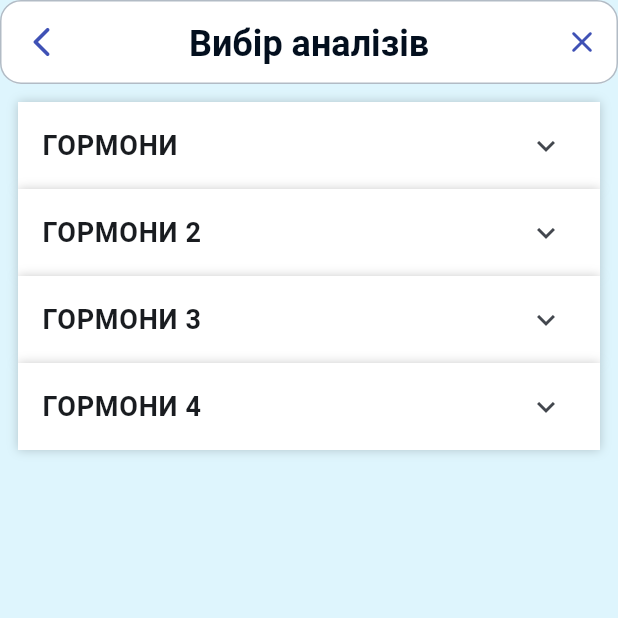
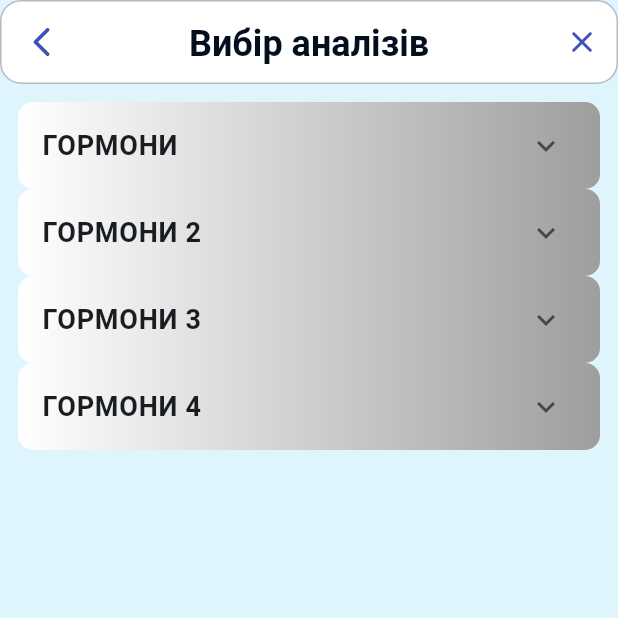
Before and after one commit to kadr0id/nice_analyses, a Flutter app: the MainAnalysesPage screen opened directly, on a phone screen of 412 x 824 dp, the top half of it. Run offline on Flutter 3.47's test engine with Material 2 defaults, Android fonts, the phone set to English and light mode, and no system bars; our stand-ins replace equatable, firebase_auth, firebase_core, flutter_bloc, formz; missing offline and left inert: flow_builder; accounts and stored records are empty; generated files the repository leaves out were written again; Roboto replaces fonts that are missing (Formular).

Commit message:
Add nice item widget

```diff
--- a/lib/app/nice_ui/theme/nice_theme.dart
+++ b/lib/app/nice_ui/theme/nice_theme.dart
@@ -1,8 +1,7 @@
 import 'package:flutter/material.dart';
+import 'package:nice_analyses/app/nice_ui/nice_ui.dart';
 
 import '../colors/nice_colors.dart';
-import '../typography/nice_font_weight.dart';
-import '../typography/nice_text_style.dart';
 
 /// {@template nice_theme}
 /// The Default [ThemeData].
@@ -117,7 +116,6 @@ class NiceTheme {
   TextSelectionThemeData get _textSelectionThemeData =>
       const TextSelectionThemeData(cursorColor: NiceColors.black);
 
-
   Color get _backgroundColor => NiceColors.white;
 
   Color get _focusedColor => NiceColors.blue;
--- a/lib/app/nice_ui/typography/nice_text_style.dart
+++ b/lib/app/nice_ui/typography/nice_text_style.dart
@@ -27,7 +27,7 @@ abstract class NiceTextStyle {
   /// Headline 3 Text Style
   static final TextStyle headline3 = _baseTextStyle.copyWith(
     fontSize: 20,
-    fontWeight: NiceFontWeight.regular,
+    fontWeight: NiceFontWeight.bold,
     height: 1.25,
   );
 
--- /dev/null
+++ b/lib/app/nice_ui/widgets/nice_main_item_widget.dart
@@ -0,0 +1,31 @@
+import 'package:flutter/material.dart';
+
+/// {@template nice_main_item}
+/// Creates a nice main item.
+///
+/// Can be extended for various different use purposes.
+///
+/// {@endtemplate}
+class NiceMainItem extends StatelessWidget {
+  /// {@macro nice_main_item}
+  const NiceMainItem({
+    Key? key,
+    required this.child,
+  }) : super(key: key);
+
+  /// Title which describes main_item purpose
+  final Widget child;
+
+  @override
+  Widget build(BuildContext context) {
+    return Container(
+      decoration: const BoxDecoration(
+          borderRadius: BorderRadius.all(Radius.circular(10)),
+          gradient: LinearGradient(
+              begin: Alignment.centerRight,
+              end: Alignment.centerLeft,
+              colors: [Colors.grey, Colors.white])),
+      child: child,
+    );
+  }
+}
--- a/lib/main_analyses/view/main_analyses_view.dart
+++ b/lib/main_analyses/view/main_analyses_view.dart
@@ -1,8 +1,7 @@
 import 'package:flutter/material.dart';
-import 'package:nice_analyses/app/nice_ui/widgets/menu_item.dart';
-import 'package:nice_analyses/app/nice_ui/widgets/menu_subtitle.dart';
-import 'package:nice_analyses/app/nice_ui/widgets/menu_title.dart';
 
+import '../../app/nice_ui/nice_ui.dart';
+import '../../app/nice_ui/widgets/nice_main_item_widget.dart';
 import '../../book_analyses/view/book_analyses_page.dart';
 
 class MainAnalysesView extends StatelessWidget {
@@ -96,17 +95,9 @@ class ExpandableListWidget extends StatelessWidget {
         final title = titles[index];
         final subtitleList = subtitles[index];
         final itemList = items[index];
-
-        return Container(
-          decoration: BoxDecoration(color: Colors.white, boxShadow: [
-            BoxShadow(
-              color: Colors.black.withOpacity(0.2),
-              blurRadius: 5,
-            ),
-          ]),
+        return NiceMainItem(
           child: ExpansionTile(
             title: MenuTitleWidget(title: title),
-            shape: const Border(bottom: BorderSide.none),
             children: [
               Column(
                 children: [
@@ -131,8 +122,8 @@ class ExpandableListWidget extends StatelessWidget {
                               Navigator.of(context).pushReplacement<void, void>(
                                   BookAnalysesPage.route());
                             },
-                            child: MenuItemWidget(
-                                item: item, useDivider: useDivider));
+                            child:
+                                MenuItemWidget(item: item, useDivider: false));
                       }).toList(),
                     ),
                 ],
```
